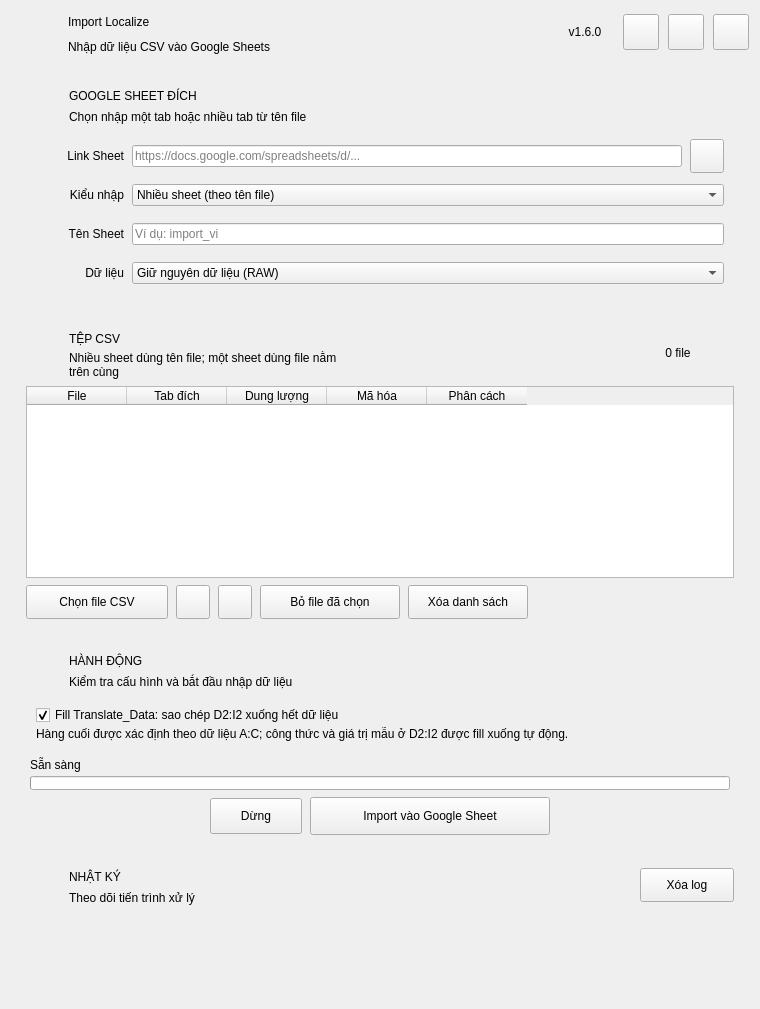
Old version of the form src/import_localize/ui/forms/main_window.ui in the repository longnguy3n/Import-Localize.
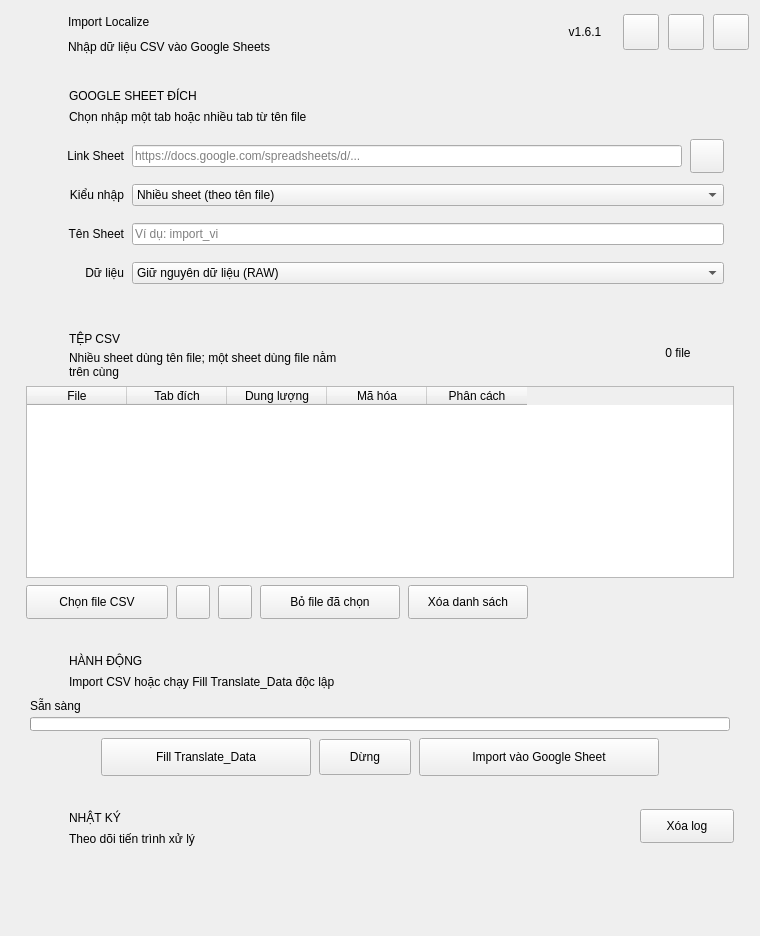
New version of the form.

Commit message: add fill Translate Data function

Patch:
```diff
--- a/src/import_localize/ui/forms/main_window.ui
+++ b/src/import_localize/ui/forms/main_window.ui
@@ -151,7 +151,7 @@
          </size>
         </property>
         <property name="text">
-         <string>v1.6.0</string>
+         <string>v1.6.1</string>
         </property>
         <property name="alignment">
          <set>Qt::AlignmentFlag::AlignCenter</set>
@@ -913,7 +913,7 @@
                    </size>
                   </property>
                   <property name="text">
-                   <string>Kiểm tra cấu hình và bắt đầu nhập dữ liệu</string>
+                   <string>Import CSV hoặc chạy Fill Translate_Data độc lập</string>
                   </property>
                  </widget>
                 </item>
@@ -921,50 +921,6 @@
               </item>
              </layout>
             </item>
-            <item>
-             <widget class="QFrame" name="translateFillPanel">
-              <layout class="QVBoxLayout" name="translateFillLayout">
-               <property name="spacing">
-                <number>2</number>
-               </property>
-               <property name="leftMargin">
-                <number>10</number>
-               </property>
-               <property name="topMargin">
-                <number>8</number>
-               </property>
-               <property name="rightMargin">
-                <number>10</number>
-               </property>
-               <property name="bottomMargin">
-                <number>8</number>
-               </property>
-               <item>
-                <widget class="QCheckBox" name="fillTranslateDataCheckBox">
-                 <property name="text">
-                  <string>Fill Translate_Data: sao chép D2:I2 xuống hết dữ liệu</string>
-                 </property>
-                 <property name="checked">
-                  <bool>true</bool>
-                 </property>
-                 <property name="toolTip">
-                  <string>Sau khi import, ứng dụng tìm hàng dữ liệu cuối theo cột A:C của tab Translate_Data rồi sao chép D2:I2 xuống các hàng còn lại.</string>
-                 </property>
-                </widget>
-               </item>
-               <item>
-                <widget class="QLabel" name="fillTranslateDataHintLabel">
-                 <property name="text">
-                  <string>Hàng cuối được xác định theo dữ liệu A:C; công thức và giá trị mẫu ở D2:I2 được fill xuống tự động.</string>
-                 </property>
-                 <property name="wordWrap">
-                  <bool>true</bool>
-                 </property>
-                </widget>
-               </item>
-              </layout>
-             </widget>
-            </item>
             <item>
              <widget class="QWidget" name="progressPage">
               <layout class="QVBoxLayout" name="progressLayout">
@@ -1042,6 +998,28 @@
                 </property>
                </spacer>
               </item>
+              <item>
+               <widget class="QPushButton" name="fillTranslateDataButton">
+                <property name="minimumSize">
+                 <size>
+                  <width>210</width>
+                  <height>38</height>
+                 </size>
+                </property>
+                <property name="maximumSize">
+                 <size>
+                  <width>290</width>
+                  <height>16777215</height>
+                 </size>
+                </property>
+                <property name="text">
+                 <string>Fill Translate_Data</string>
+                </property>
+                <property name="toolTip">
+                 <string>Sao chép D2:I2 xuống đến hàng dữ liệu cuối theo cột A:C trong tab Translate_Data.</string>
+                </property>
+               </widget>
+              </item>
               <item>
                <widget class="QPushButton" name="stopButton">
                 <property name="minimumSize">
```
The commit also changes 14 other files.
